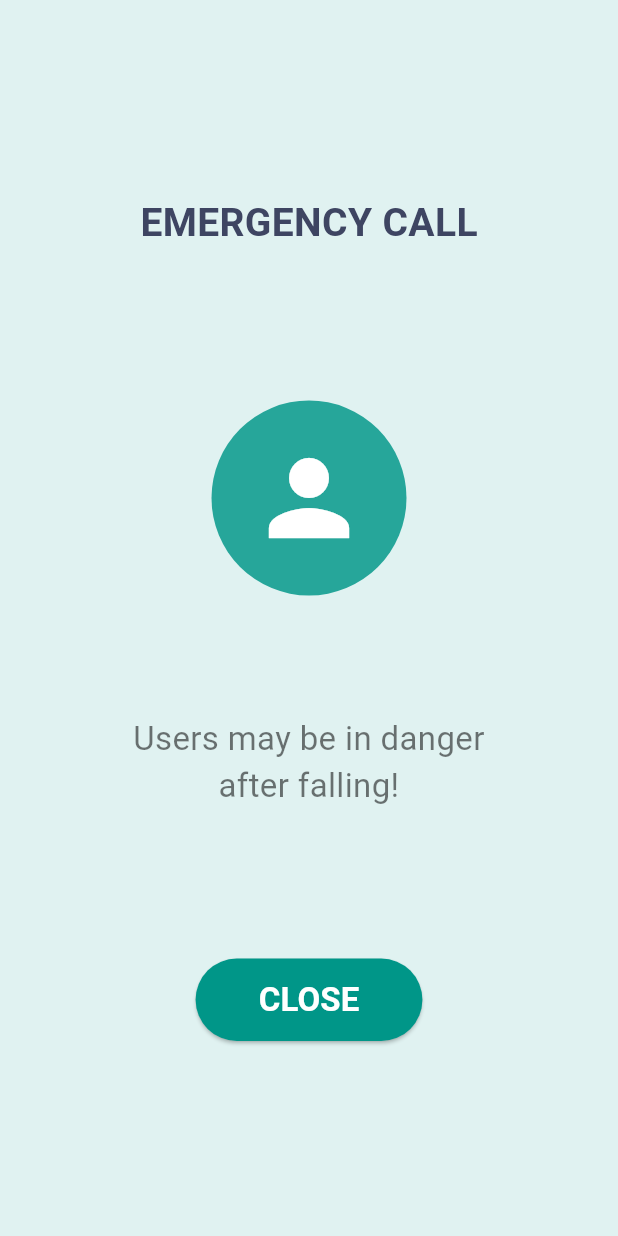
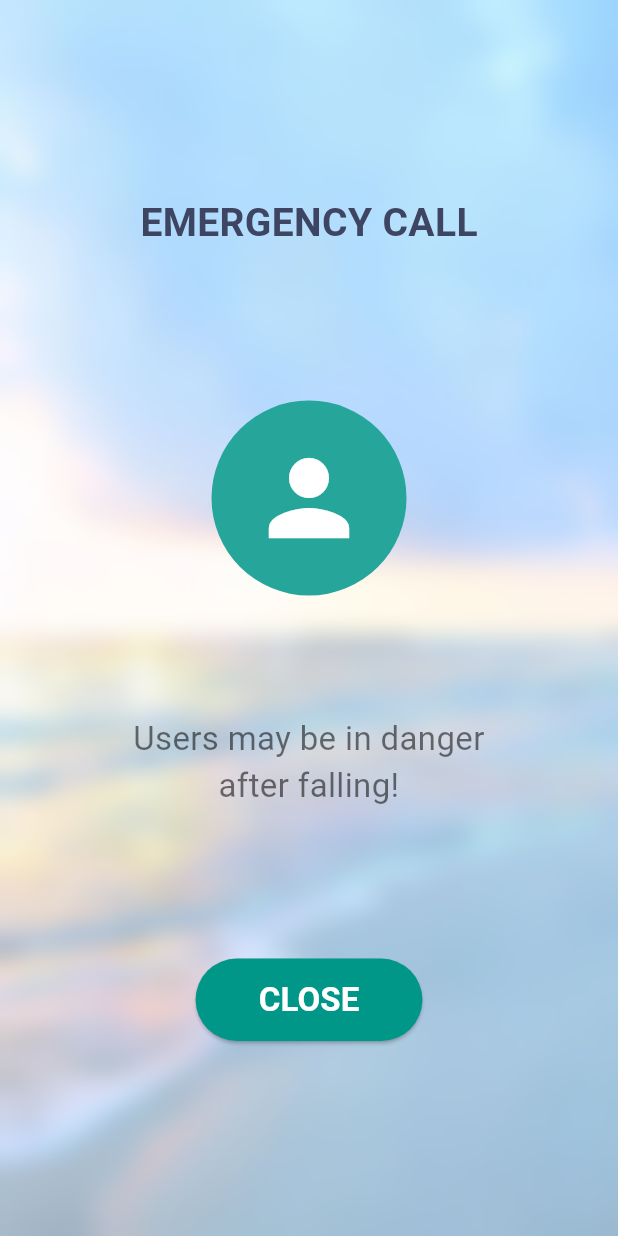
Before and after one commit to linkieee/blind_sunglasses, a Flutter app: the EmergencyCall screen opened directly, on a phone screen of 412 x 824 dp. Run offline on Flutter 3.47's test engine with Material 3 defaults, Android fonts, the light colour scheme and no system bars; our stand-ins replace firebase_core, firebase_messaging, flutter_local_notifications; accounts and stored records are empty; Roboto replaces fonts that are missing (Montserrat).

Commit message:
done emergency logic

```diff
--- a/lib/emergencycall.dart
+++ b/lib/emergencycall.dart
@@ -1,5 +1,5 @@
 import 'package:flutter/material.dart';
-
+import 'dart:ui'; // Import for ImageFilter
 
 class EmergencyCall extends StatelessWidget {
   final VoidCallback? onClose;
@@ -9,32 +9,52 @@ class EmergencyCall extends StatelessWidget {
   Widget build(BuildContext context) {
     return Scaffold(
       backgroundColor: Colors.teal.shade50,
-      body: Center(
+      body: Container(
+        decoration: const BoxDecoration(
+          image: DecorationImage(
+            image: AssetImage('lib/assets/images/background.jpg'),
+            fit: BoxFit.cover,
+          ),
+        ),
+        child: BackdropFilter(
+          filter: ImageFilter.blur(sigmaX: 8.0, sigmaY: 8.0),
+          child: SafeArea(
+            child: Center(
               child: Padding(
                 padding: const EdgeInsets.all(24.0),
                 child: Column(
                   mainAxisAlignment: MainAxisAlignment.center,
                   children: [
-              Text("EMERGENCY CALL", style: TextStyle(
+                    Text(
+                      "EMERGENCY CALL",
+                      style: TextStyle(
                         fontFamily: 'Montserrat',
                         fontSize: 26,
                         fontWeight: FontWeight.bold,
-                  color: Color(0xFF3E4562))),
+                        color: Color(0xFF3E4562),
+                      ),
+                    ),
                     SizedBox(height: 100),
-              CircleAvatar(radius: 65, backgroundColor: Colors.teal.shade400,
+                    CircleAvatar(
+                      radius: 65,
+                      backgroundColor: Colors.teal.shade400,
                       child: Icon(
                         Icons.person,
                         size: 80,
-                      color: Colors.white)),
+                        color: Colors.white,
+                      ),
+                    ),
                     SizedBox(height: 80),
-              Text("Users may be in danger\nafter falling!",
+                    Text(
+                      "Users may be in danger\nafter falling!",
                       textAlign: TextAlign.center,
                       style: TextStyle(
                         fontFamily: 'Montserrat',
                         fontSize: 22,
-                      color: Colors.black54)),
+                        color: Colors.black54,
+                      ),
+                    ),
                     SizedBox(height: 100),
-
                     ElevatedButton(
                       onPressed: () {
                         if (onClose != null) onClose!();
@@ -43,17 +63,25 @@ class EmergencyCall extends StatelessWidget {
                       style: ElevatedButton.styleFrom(
                         backgroundColor: Colors.teal,
                         shape: StadiumBorder(),
-                  padding: EdgeInsets.symmetric(horizontal: 42, vertical: 12),
+                        padding: EdgeInsets.symmetric(
+                          horizontal: 42,
+                          vertical: 12,
                         ),
-                child: Text("CLOSE",
+                      ),
+                      child: Text(
+                        "CLOSE",
                         style: TextStyle(
                           fontFamily: 'Montserrat',
                           color: Colors.white,
                           fontSize: 22,
-                        fontWeight: FontWeight.bold),
+                          fontWeight: FontWeight.bold,
                         ),
-              )
+                      ),
+                    ),
                   ],
+                ),
+              ),
+            ),
           ),
         ),
       ),
--- a/lib/main.dart
+++ b/lib/main.dart
@@ -2,12 +2,12 @@ import 'package:blind_sunglasses/loginscreen.dart';
 import 'package:blind_sunglasses/services/notification_service.dart';
 import 'package:flutter/material.dart';
 import 'package:firebase_core/firebase_core.dart';
-import 'package:flutter_local_notifications/flutter_local_notifications.dart';
 
 Future<void> main() async {
   WidgetsFlutterBinding.ensureInitialized();
   await Firebase.initializeApp();
   await NotificationService.instance.initialize();
+
   runApp(MyApp());
 }
 
--- a/pubspec.yaml
+++ b/pubspec.yaml
@@ -65,7 +65,6 @@ flutter:
   uses-material-design: true
   assets:
     - lib/assets/images/
-    - lib/assets/sounds/
 
   # To add assets to your application, add an assets section, like this:
   # assets:
```
Also changed, not shown: lib/services/notification_service.dart (+21 -16 lines), 4 other files. Lines whose indentation alone changed are shown as unchanged.
